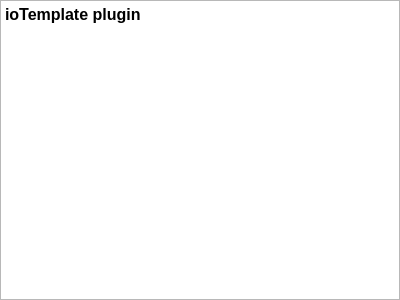
First picture: the form in src/plugins/displayGraphic3D/displaygraphic3dhelp.ui, repository shujaatak/gpsbook, before the edit.
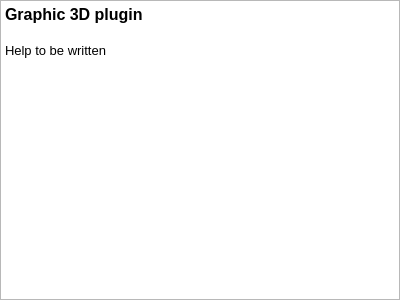
Second picture: the form after the edit.

Commit message: Add batch load to catalog. Update options of plugins.

What changed in the file:
```diff
--- a/src/plugins/displayGraphic3D/displaygraphic3dhelp.ui
+++ b/src/plugins/displayGraphic3D/displaygraphic3dhelp.ui
@@ -18,7 +18,9 @@
 &lt;table border=&quot;0&quot; style=&quot;-qt-table-type: root; margin-top:4px; margin-bottom:4px; margin-left:4px; margin-right:4px;&quot;&gt;
 &lt;tr&gt;
 &lt;td style=&quot;border: none;&quot;&gt;
-&lt;p style=&quot; margin-top:0px; margin-bottom:0px; margin-left:0px; margin-right:0px; -qt-block-indent:0; text-indent:0px;&quot;&gt;&lt;span style=&quot; font-size:12pt; font-weight:600;&quot;&gt;ioTemplate plugin&lt;/span&gt;&lt;/p&gt;
+&lt;p style=&quot; margin-top:0px; margin-bottom:0px; margin-left:0px; margin-right:0px; -qt-block-indent:0; text-indent:0px;&quot;&gt;&lt;span style=&quot; font-size:12pt; font-weight:600;&quot;&gt;Graphic 3D plugin&lt;/span&gt;&lt;/p&gt;
+&lt;p style=&quot;-qt-paragraph-type:empty; margin-top:0px; margin-bottom:0px; margin-left:0px; margin-right:0px; -qt-block-indent:0; text-indent:0px; font-size:12pt; font-weight:600;&quot;&gt;&lt;/p&gt;
+&lt;p style=&quot; margin-top:0px; margin-bottom:0px; margin-left:0px; margin-right:0px; -qt-block-indent:0; text-indent:0px;&quot;&gt;Help to be written&lt;/p&gt;
 &lt;p style=&quot;-qt-paragraph-type:empty; margin-top:0px; margin-bottom:0px; margin-left:0px; margin-right:0px; -qt-block-indent:0; text-indent:0px; font-size:12pt; font-weight:600;&quot;&gt;&lt;/p&gt;&lt;/td&gt;&lt;/tr&gt;&lt;/table&gt;&lt;/body&gt;&lt;/html&gt;</string>
   </property>
  </widget>
```
The commit also changes 18 other files.
